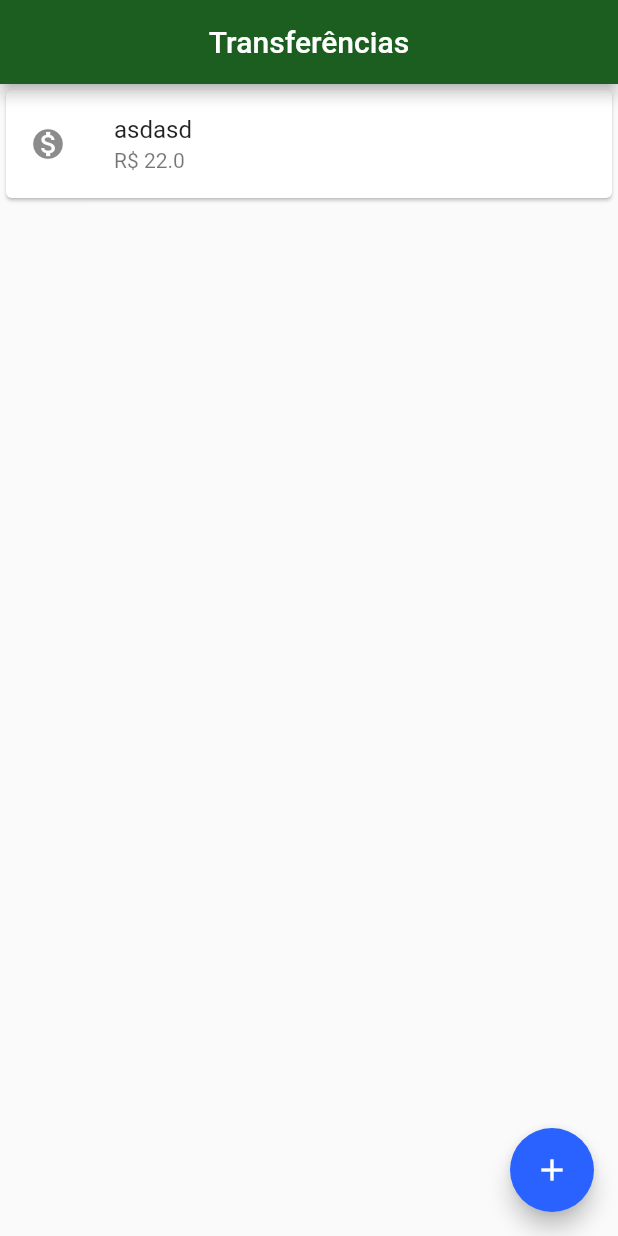
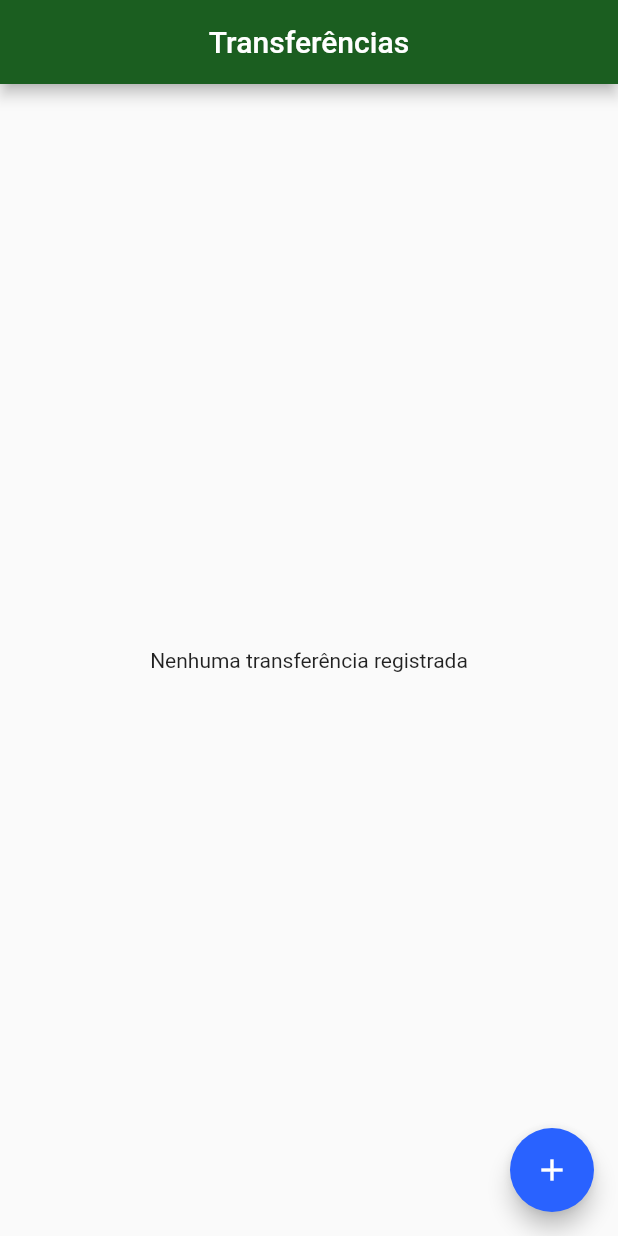
Before and after one commit to Bernardo-Junior/bytebank_app, a Flutter app: the screen it shows after launch, on a phone screen of 412 x 824 dp. Run offline on Flutter 3.47's test engine with Material 2 defaults, Android fonts, the phone set to English and light mode, and no system bars; our stand-ins replace currency_text_input_formatter.

```diff
--- a/lib/screens/transfer/list.dart
+++ b/lib/screens/transfer/list.dart
@@ -20,7 +20,6 @@ class TransferListState extends State<TransferList> {
   @override
   void initState() {
     super.initState();
-    widget._transfers.add(Transfer('asdasd', 22));
   }
 
   @override
@@ -56,12 +55,16 @@ class TransferListState extends State<TransferList> {
         },
         child: Icon(Icons.add),
       ),
-      body: ListView.builder(
+      body: widget._transfers.isNotEmpty
+          ? ListView.builder(
               itemCount: widget._transfers.length,
               itemBuilder: (context, index) {
                 final transfer = widget._transfers[index];
                 return TransferItem(transfer);
               },
+            )
+          : Center(
+              child: Text('Nenhuma transferência registrada'),
             ),
     );
   }
--- a/pubspec.yaml
+++ b/pubspec.yaml
@@ -23,6 +23,8 @@ environment:
 dependencies:
   flutter:
     sdk: flutter
+
+  currency_text_input_formatter: ^2.1.5
 
 
   # The following adds the Cupertino Icons font to your application.
```
Also changed, not shown: lib/components/editor.dart (+10 -2 lines), lib/screens/transfer/form.dart (+24 -7 lines), pubspec.lock. Lines whose indentation alone changed are shown as unchanged.
